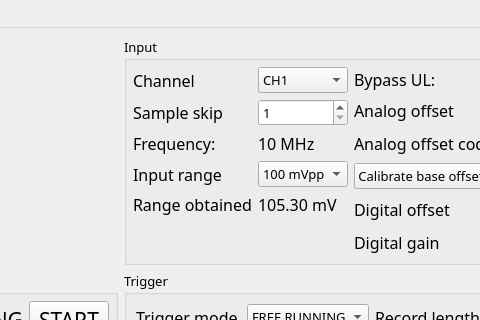
First picture: the form in MainWindow.ui, repository sevenreek/qtadqscope, before the edit; both pictures show x 357 to 837 and y 0 to 320 of the 986 by 774 pixel window.
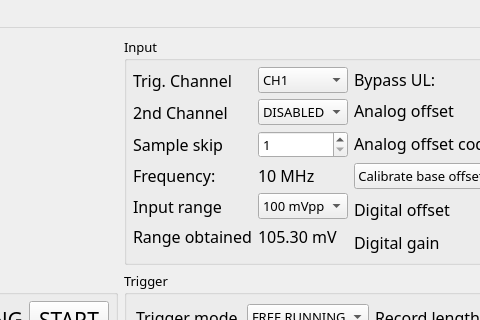
Second picture: the form after the edit. Custom widgets are drawn as their Qt base class.

Diff of the .ui file:
```diff
--- a/MainWindow.ui
+++ b/MainWindow.ui
@@ -6,7 +6,7 @@
    <rect>
     <x>0</x>
     <y>0</y>
-    <width>919</width>
+    <width>933</width>
     <height>661</height>
    </rect>
   </property>
@@ -350,7 +350,7 @@
                 <string>ADC channel to trigger and gather data from. 1=A, 2=B, 3=C, 4=D. </string>
                </property>
                <property name="text">
-                <string>Channel</string>
+                <string>Trig. Channel</string>
                </property>
               </widget>
              </item>
@@ -378,7 +378,7 @@
                </item>
               </widget>
              </item>
-             <item row="1" column="0">
+             <item row="2" column="0">
               <widget class="QLabel" name="label">
                <property name="font">
                 <font>
@@ -394,7 +394,7 @@
                </property>
               </widget>
              </item>
-             <item row="1" column="1">
+             <item row="2" column="1">
               <widget class="QSpinBox" name="sampleSkipInput">
                <property name="minimum">
                 <number>1</number>
@@ -404,7 +404,7 @@
                </property>
               </widget>
              </item>
-             <item row="2" column="0">
+             <item row="3" column="0">
               <widget class="QLabel" name="label_2">
                <property name="font">
                 <font>
@@ -420,7 +420,7 @@
                </property>
               </widget>
              </item>
-             <item row="2" column="1">
+             <item row="3" column="1">
               <widget class="QLabel" name="frequencyValueLabel">
                <property name="font">
                 <font>
@@ -439,7 +439,7 @@
                </property>
               </widget>
              </item>
-             <item row="3" column="0">
+             <item row="4" column="0">
               <widget class="QLabel" name="label_4">
                <property name="font">
                 <font>
@@ -455,7 +455,7 @@
                </property>
               </widget>
              </item>
-             <item row="3" column="1">
+             <item row="4" column="1">
               <widget class="QComboBox" name="inputRangeSelector">
                <item>
                 <property name="text">
@@ -494,7 +494,7 @@
                </item>
               </widget>
              </item>
-             <item row="4" column="0">
+             <item row="5" column="0">
               <widget class="QLabel" name="label_9">
                <property name="font">
                 <font>
@@ -510,7 +510,7 @@
                </property>
               </widget>
              </item>
-             <item row="4" column="1">
+             <item row="5" column="1">
               <widget class="QLabel" name="actualInputRangeLabel">
                <property name="font">
                 <font>
@@ -526,6 +526,48 @@
                </property>
               </widget>
              </item>
+             <item row="1" column="1">
+              <widget class="QComboBox" name="secondChannelComboBox">
+               <item>
+                <property name="text">
+                 <string>DISABLED</string>
+                </property>
+               </item>
+               <item>
+                <property name="text">
+                 <string>CH1</string>
+                </property>
+               </item>
+               <item>
+                <property name="text">
+                 <string>CH2</string>
+                </property>
+               </item>
+               <item>
+                <property name="text">
+                 <string>CH3</string>
+                </property>
+               </item>
+               <item>
+                <property name="text">
+                 <string>CH4</string>
+                </property>
+               </item>
+              </widget>
+             </item>
+             <item row="1" column="0">
+              <widget class="QLabel" name="label_17">
+               <property name="font">
+                <font>
+                 <family>Calibri Light</family>
+                 <pointsize>12</pointsize>
+                </font>
+               </property>
+               <property name="text">
+                <string>2nd Channel</string>
+               </property>
+              </widget>
+             </item>
             </layout>
            </item>
           </layout>
```
Left out of the diff: 92 changed lines with no effect on the pictures.
